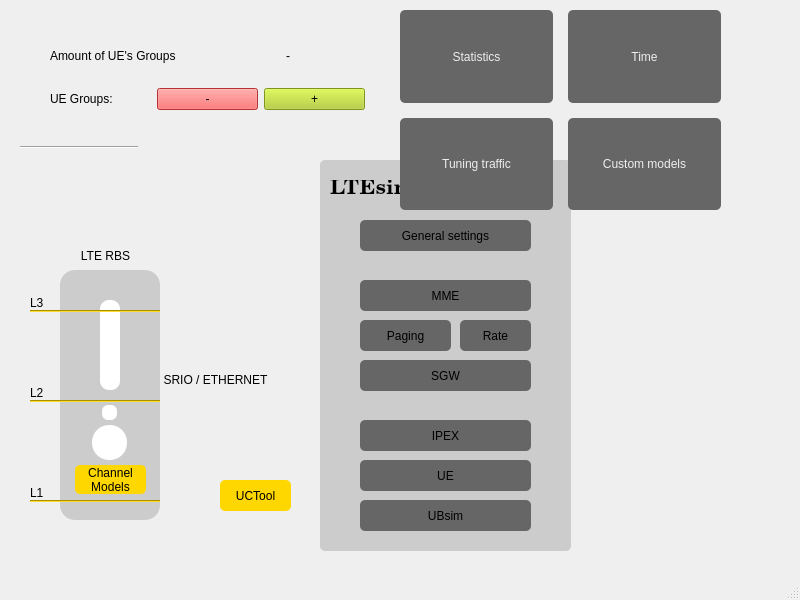
The window that LTEsimGeneratorGUI/Ui/Windows/trafficmap.ui (moniss23/junit4) describes before a commit, drawn with Qt 5.
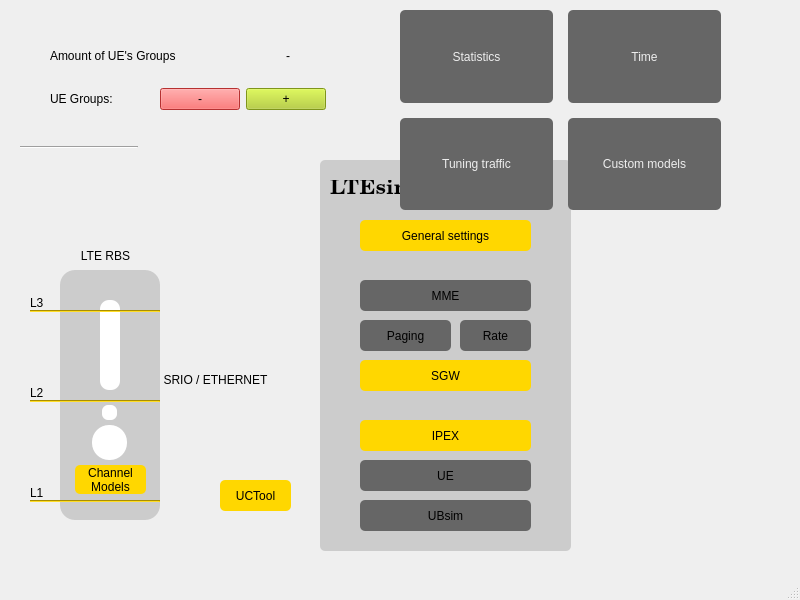
The same window after the commit. Icons and pictures are not drawn.

What changed in the file:
```diff
--- a/LTEsimGeneratorGUI/Ui/Windows/trafficmap.ui
+++ b/LTEsimGeneratorGUI/Ui/Windows/trafficmap.ui
@@ -72,6 +72,19 @@
          </property>
         </widget>
        </item>
+       <item>
+        <spacer name="horizontalSpacer">
+         <property name="orientation">
+          <enum>Qt::Horizontal</enum>
+         </property>
+         <property name="sizeHint" stdset="0">
+          <size>
+           <width>40</width>
+           <height>20</height>
+          </size>
+         </property>
+        </spacer>
+       </item>
        <item>
         <widget class="QPushButton" name="removeUeButton">
          <property name="styleSheet">
@@ -94,6 +107,19 @@
          </property>
         </widget>
        </item>
+       <item>
+        <spacer name="horizontalSpacer_2">
+         <property name="orientation">
+          <enum>Qt::Horizontal</enum>
+         </property>
+         <property name="sizeHint" stdset="0">
+          <size>
+           <width>40</width>
+           <height>20</height>
+          </size>
+         </property>
+        </spacer>
+       </item>
       </layout>
      </item>
     </layout>
@@ -555,7 +581,7 @@
         <string notr="true">color: #000;
 border-radius:5px;
 border-color: #eee;
-background-color:#666666;</string>
+background-color:#ffd700;</string>
        </property>
        <property name="text">
         <string>IPEX</string>
@@ -633,7 +659,7 @@
         <string notr="true">color: #000;
 border-radius:5px;
 border-color: #eee;
-background-color:#666666;</string>
+background-color:#ffd700;</string>
        </property>
        <property name="text">
         <string>SGW</string>
@@ -708,7 +734,7 @@
         <string notr="true">color: #000;
 border-radius:5px;
 border-color: #eee;
-background-color:#666666;</string>
+background-color:#ffd700;</string>
        </property>
        <property name="text">
         <string>General settings</string>
```
Left out of the diff: 63 changed lines with no effect on the pictures.
